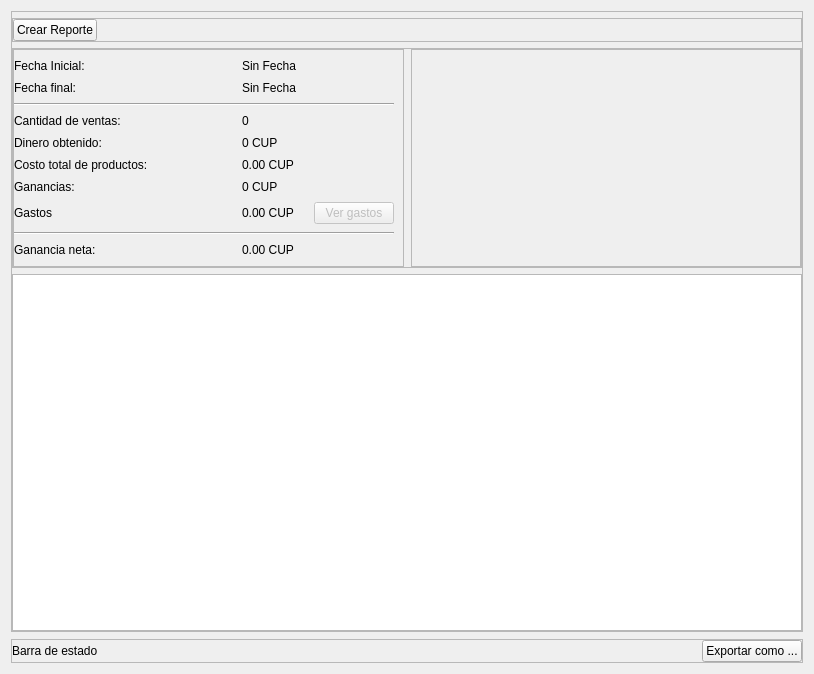
Old version of the form view/ui/week_sale_report.ui in the repository R0land013/blue-pos.
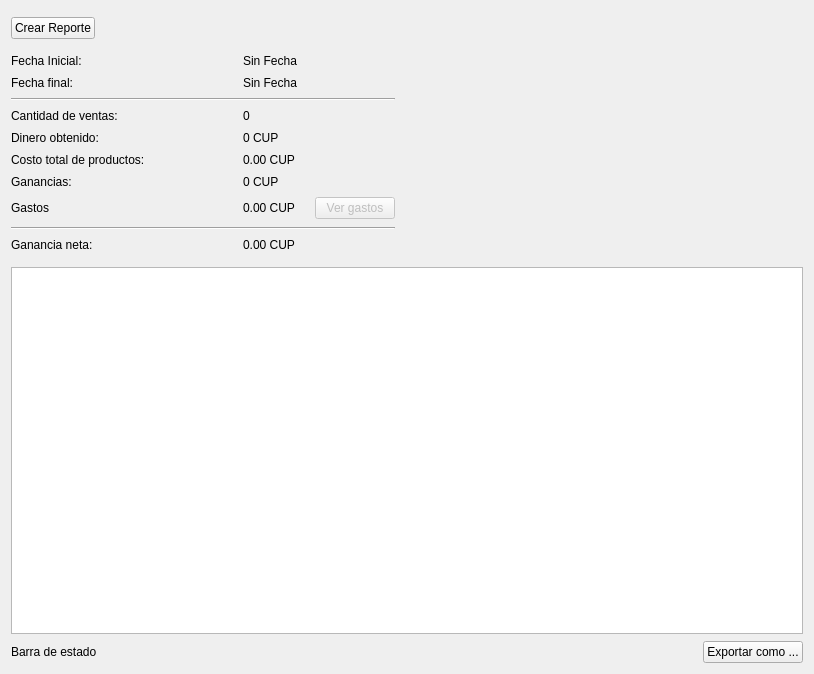
New version of the form.

Commit message:
Style: Se eliminaron los bordes de los frames de la app
	Los bordes se mostraban en Gnome, pero en windows no se mostraban.

```diff
--- a/view/ui/week_sale_report.ui
+++ b/view/ui/week_sale_report.ui
@@ -20,7 +20,7 @@
    <item>
     <widget class="QFrame" name="main_content_frame">
      <property name="frameShape">
-      <enum>QFrame::StyledPanel</enum>
+      <enum>QFrame::NoFrame</enum>
      </property>
      <property name="frameShadow">
       <enum>QFrame::Raised</enum>
@@ -51,7 +51,7 @@
       <item>
        <widget class="QFrame" name="frame_4">
         <property name="frameShape">
-         <enum>QFrame::StyledPanel</enum>
+         <enum>QFrame::NoFrame</enum>
         </property>
         <property name="frameShadow">
          <enum>QFrame::Raised</enum>
@@ -110,7 +110,7 @@
          </sizepolicy>
         </property>
         <property name="frameShape">
-         <enum>QFrame::StyledPanel</enum>
+         <enum>QFrame::NoFrame</enum>
         </property>
         <property name="frameShadow">
          <enum>QFrame::Raised</enum>
@@ -140,7 +140,7 @@
             </sizepolicy>
            </property>
            <property name="frameShape">
-            <enum>QFrame::StyledPanel</enum>
+            <enum>QFrame::NoFrame</enum>
            </property>
            <property name="frameShadow">
             <enum>QFrame::Raised</enum>
@@ -360,7 +360,7 @@
             </sizepolicy>
            </property>
            <property name="frameShape">
-            <enum>QFrame::StyledPanel</enum>
+            <enum>QFrame::NoFrame</enum>
            </property>
            <property name="frameShadow">
             <enum>QFrame::Raised</enum>
@@ -386,7 +386,7 @@
    <item>
     <widget class="QFrame" name="frame">
      <property name="frameShape">
-      <enum>QFrame::StyledPanel</enum>
+      <enum>QFrame::NoFrame</enum>
      </property>
      <property name="frameShadow">
       <enum>QFrame::Raised</enum>
```
Left out of the diff: 2 changed lines with no effect on the pictures. The commit also changes 20 other files.
